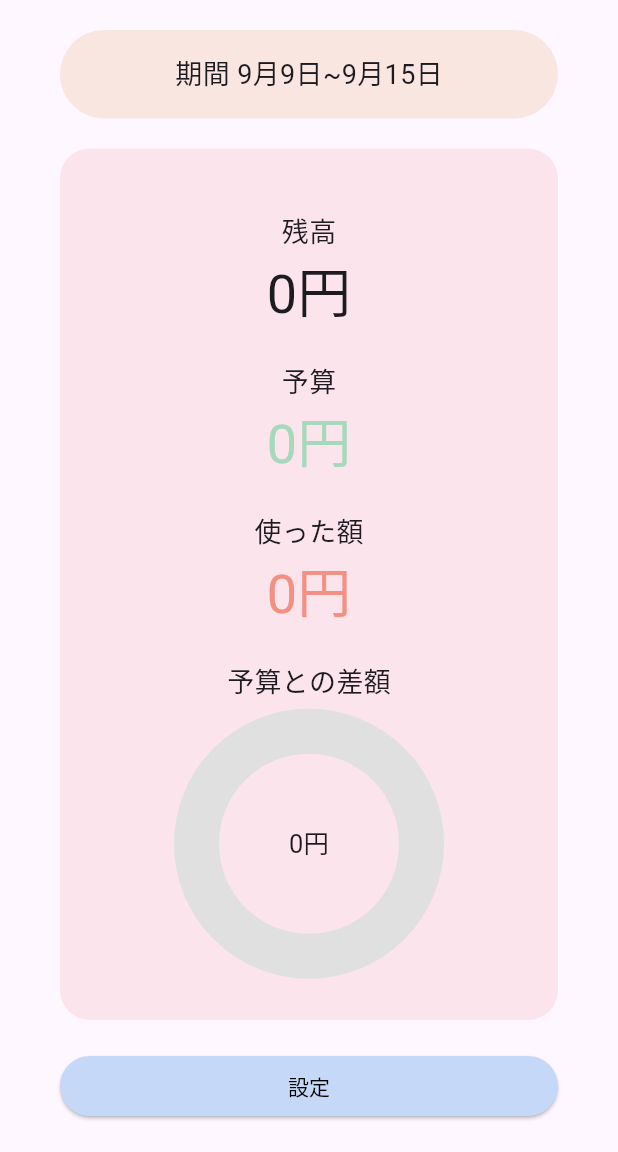
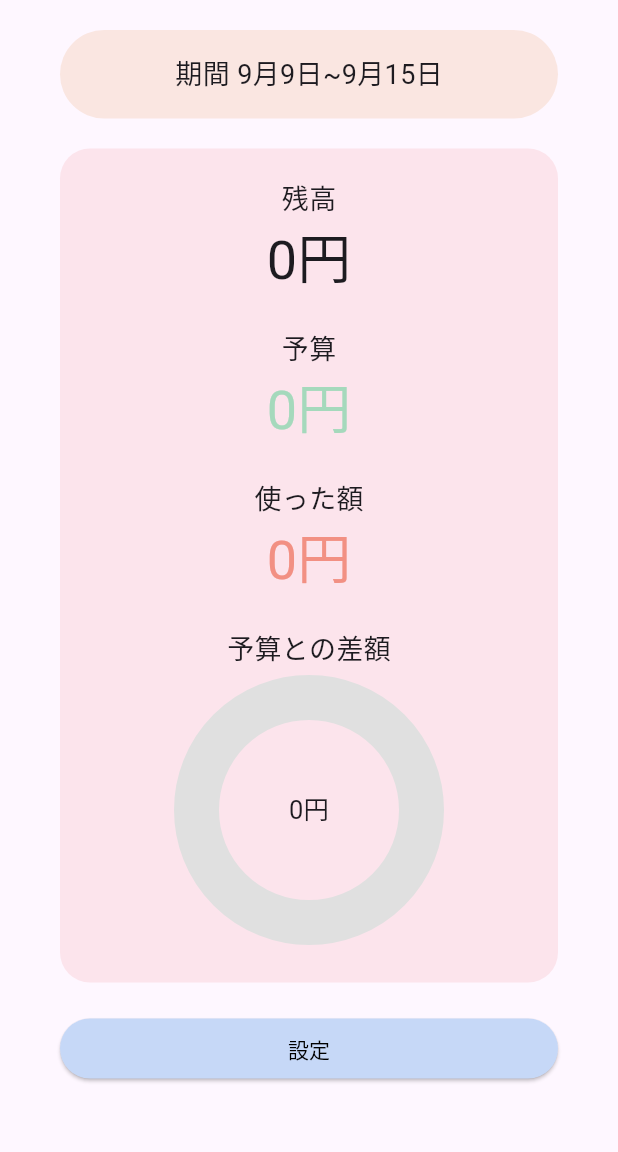
Before and after one commit to wa451/balance_alert, a Flutter app: the screen it shows after launch, on a phone screen of 412 x 824 dp, the part 84-1236 px from its top. Run offline on Flutter 3.47's test engine with Material 3 defaults, Android fonts, the phone set to English and light mode, and no system bars; our stand-ins replace shared_preferences.

Commit message:
画面サイズを超えたときにスクロールさせる

```diff
--- a/lib/main.dart
+++ b/lib/main.dart
@@ -151,7 +151,8 @@ class _MyHomePageState extends State<MyHomePage> {
         backgroundColor: Color(0xffC6D8F7),
         title: Text(widget.title),
       ),
-      body: Padding(
+      body: SingleChildScrollView(
+        child: Padding(
           padding: const EdgeInsets.symmetric(horizontal: 40.0, vertical: 20.0),
           child: Column(
             crossAxisAlignment: CrossAxisAlignment.stretch,
@@ -172,13 +173,13 @@ class _MyHomePageState extends State<MyHomePage> {
 
               SizedBox(height: 20),
 
-            Expanded(
+              Container(
                 child: Container(
                   decoration: BoxDecoration(
                     color: Colors.pink[50],
                     borderRadius: BorderRadius.circular(20.0),
                   ),
-                padding: EdgeInsets.all(16.0),
+                  padding: EdgeInsets.all(20.0),
                   child: Column(
                     mainAxisAlignment: MainAxisAlignment.center,
                     children: [
@@ -242,6 +243,7 @@ class _MyHomePageState extends State<MyHomePage> {
                           ),
                         ],
                       ),
+                      SizedBox(height: 20),
                     ],
                   ),
                 ),
@@ -292,6 +294,7 @@ class _MyHomePageState extends State<MyHomePage> {
             ],
           ),
         ),
+      ),
     );
   }
 }
```
Also changed, not shown: pubspec.lock. Lines whose indentation alone changed are shown as unchanged.
